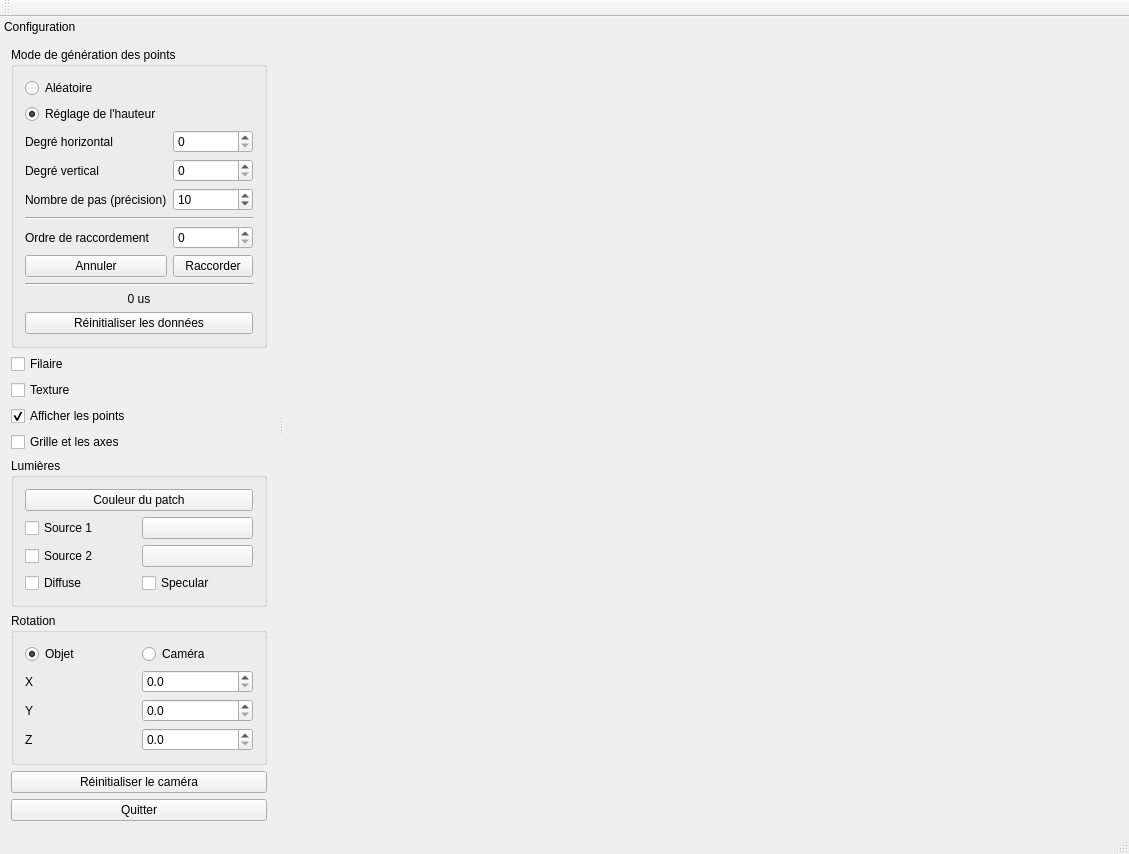
Qt form form/maths5a_coons.ui (ldkv/Maths5A_Coons) before a commit.
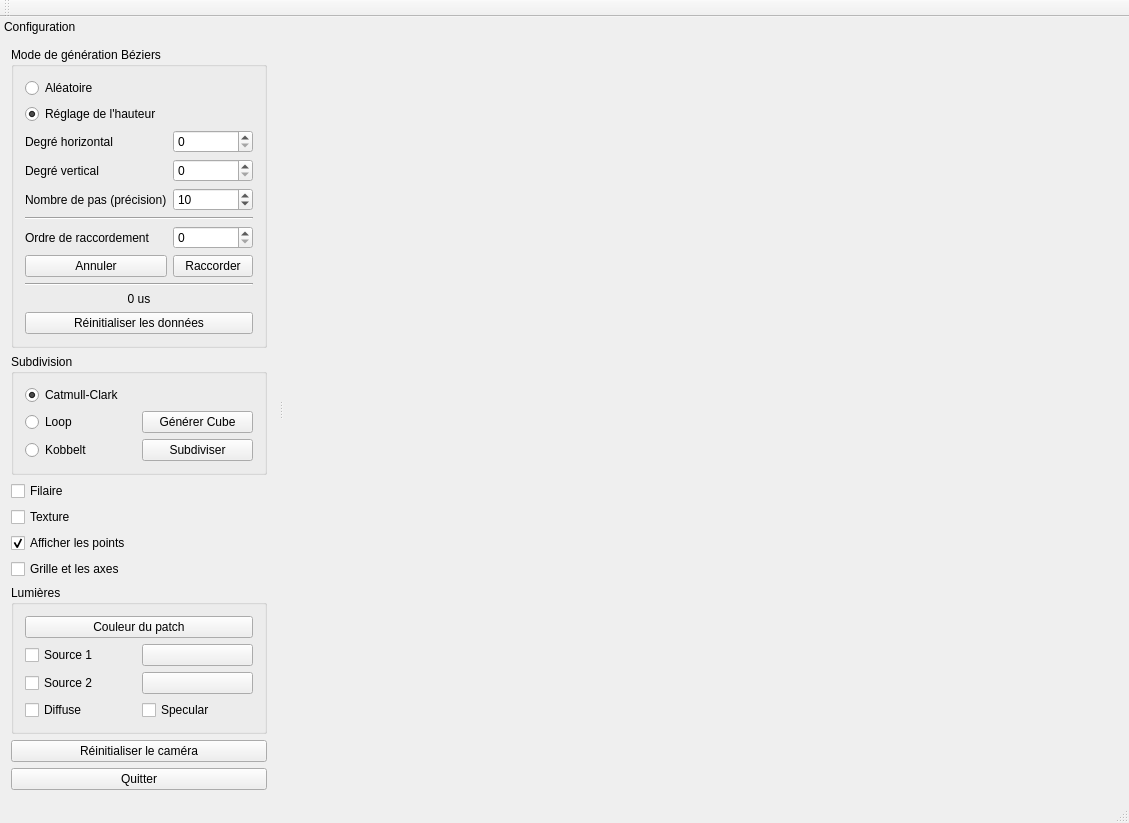
The same form after that commit.

Commit message: update de l'UI. Ajouter des fichiers pour subdivision

Diff of the .ui file:
```diff
--- a/form/maths5a_coons.ui
+++ b/form/maths5a_coons.ui
@@ -54,7 +54,7 @@
      <item>
       <widget class="QGroupBox" name="groupMode">
        <property name="title">
-        <string>Mode de génération des points</string>
+        <string>Mode de génération Béziers</string>
        </property>
        <layout class="QGridLayout" name="gridLayout">
         <item row="1" column="1">
@@ -199,6 +199,53 @@
        </layout>
       </widget>
      </item>
+     <item>
+      <widget class="QGroupBox" name="groupRotation">
+       <property name="title">
+        <string>Subdivision</string>
+       </property>
+       <layout class="QGridLayout" name="gridLayout_3">
+        <item row="2" column="0">
+         <widget class="QRadioButton" name="radioButton">
+          <property name="text">
+           <string>Kobbelt</string>
+          </property>
+         </widget>
+        </item>
+        <item row="0" column="0">
+         <widget class="QRadioButton" name="rbRotObj">
+          <property name="text">
+           <string>Catmull-Clark</string>
+          </property>
+          <property name="checked">
+           <bool>true</bool>
+          </property>
+         </widget>
+        </item>
+        <item row="1" column="0">
+         <widget class="QRadioButton" name="rbRotCam">
+          <property name="text">
+           <string>Loop</string>
+          </property>
+         </widget>
+        </item>
+        <item row="1" column="1">
+         <widget class="QPushButton" name="pushButton">
+          <property name="text">
+           <string>Générer Cube</string>
+          </property>
+         </widget>
+        </item>
+        <item row="2" column="1">
+         <widget class="QPushButton" name="pushButton_3">
+          <property name="text">
+           <string>Subdiviser</string>
+          </property>
+         </widget>
+        </item>
+       </layout>
+      </widget>
+     </item>
      <item>
       <widget class="QCheckBox" name="cbShowWireframe">
        <property name="text">
@@ -298,92 +345,6 @@
        <zorder>bColorObj</zorder>
       </widget>
      </item>
-     <item>
-      <widget class="QGroupBox" name="groupRotation">
-       <property name="title">
-        <string>Rotation</string>
-       </property>
-       <layout class="QGridLayout" name="gridLayout_3">
-        <item row="3" column="1">
-         <widget class="QDoubleSpinBox" name="spinZ">
-          <property name="decimals">
-           <number>1</number>
-          </property>
-          <property name="maximum">
-           <double>359.899999999999977</double>
-          </property>
-          <property name="singleStep">
-           <double>1.000000000000000</double>
-          </property>
-         </widget>
-        </item>
-        <item row="2" column="1">
-         <widget class="QDoubleSpinBox" name="spinY">
-          <property name="decimals">
-           <number>1</number>
-          </property>
-          <property name="maximum">
-           <double>359.899999999999977</double>
-          </property>
-          <property name="singleStep">
-           <double>1.000000000000000</double>
-          </property>
-         </widget>
-        </item>
-        <item row="1" column="1">
-         <widget class="QDoubleSpinBox" name="spinX">
-          <property name="decimals">
-           <number>1</number>
-          </property>
-          <property name="maximum">
-           <double>359.899999999999977</double>
-          </property>
-          <property name="singleStep">
-           <double>1.000000000000000</double>
-          </property>
-         </widget>
-        </item>
-        <item row="1" column="0">
-         <widget class="QLabel" name="label_2">
-          <property name="text">
-           <string>X</string>
-          </property>
-         </widget>
-        </item>
-        <item row="2" column="0">
-         <widget class="QLabel" name="label_3">
-          <property name="text">
-           <string>Y</string>
-          </property>
-         </widget>
-        </item>
-        <item row="3" column="0">
-         <widget class="QLabel" name="label_4">
-          <property name="text">
-           <string>Z</string>
-          </property>
-         </widget>
-        </item>
-        <item row="0" column="0">
-         <widget class="QRadioButton" name="rbRotObj">
-          <property name="text">
-           <string>Objet</string>
-          </property>
-          <property name="checked">
-           <bool>true</bool>
-          </property>
-         </widget>
-        </item>
-        <item row="0" column="1">
-         <widget class="QRadioButton" name="rbRotCam">
-          <property name="text">
-           <string>Caméra</string>
-          </property>
-         </widget>
-        </item>
-       </layout>
-      </widget>
-     </item>
      <item>
       <spacer name="verticalSpacer">
        <property name="orientation">
```
Left out of the diff: 142 changed lines with no effect on the pictures. The commit also changes 5 other files.
